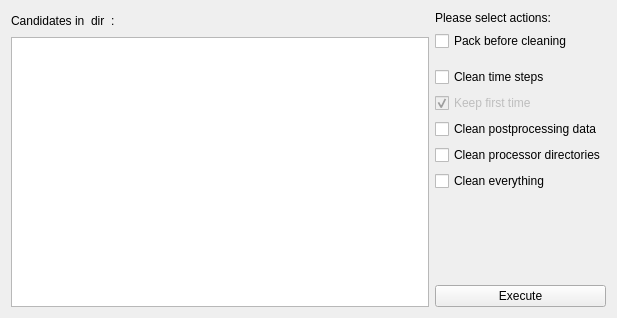
Above: src/toolkit_gui/of_clean_case.ui from hkroeger/insightcae before the change. Below: the same form after it.
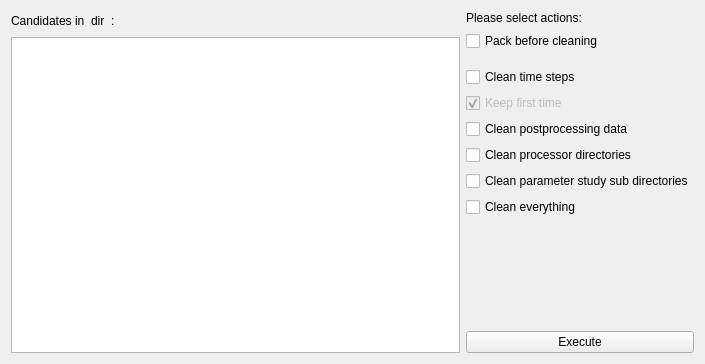
That is the form after the change.

Commit message: add option to clean parameter study's subcases

The edit to the form file:
```diff
--- a/src/toolkit_gui/of_clean_case.ui
+++ b/src/toolkit_gui/of_clean_case.ui
@@ -6,8 +6,8 @@
    <rect>
     <x>0</x>
     <y>0</y>
-    <width>617</width>
-    <height>318</height>
+    <width>705</width>
+    <height>364</height>
    </rect>
   </property>
   <property name="windowTitle">
@@ -131,6 +131,13 @@
        </property>
       </widget>
      </item>
+     <item>
+      <widget class="QCheckBox" name="cb_subdirs">
+       <property name="text">
+        <string>Clean parameter study sub directories</string>
+       </property>
+      </widget>
+     </item>
      <item>
       <widget class="QCheckBox" name="cb_clean_all">
        <property name="text">
```
The commit also changes 3 other files.
